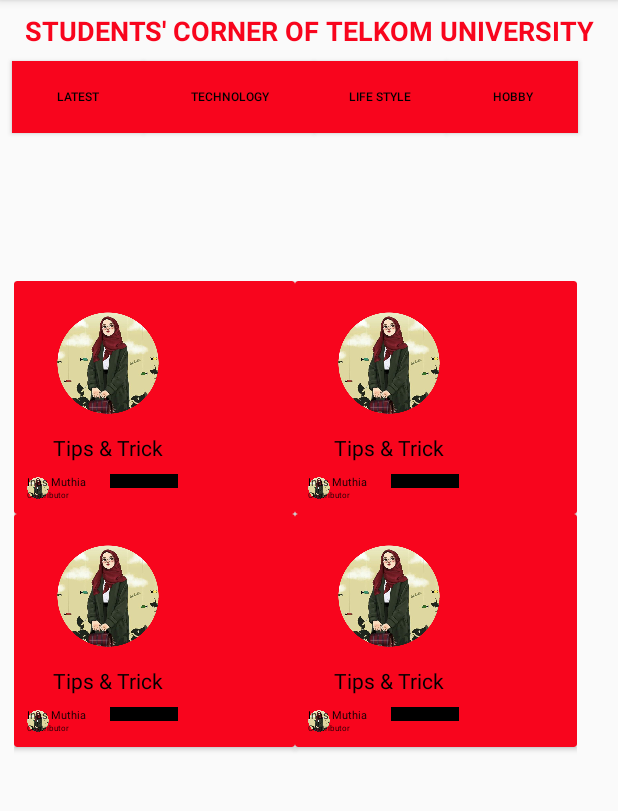
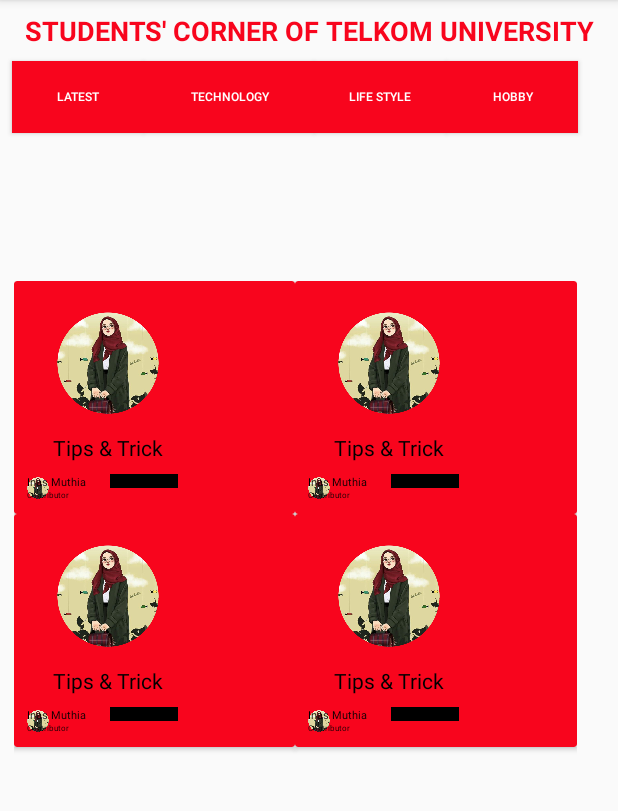
Before and after one commit to noparticularskill/RPL, an Android app: the StudentsCorner screen opened directly, with no data from a screen before it, on a phone screen of 412 x 824 dp, the part 84-895 px from its top. Run offline under Robolectric (Android 15) with nearby library versions, the light colour scheme and no system bars.

```diff
--- a/app/src/main/res/layout/activity_students_corner.xml
+++ b/app/src/main/res/layout/activity_students_corner.xml
@@ -29,7 +29,7 @@
         android:layout_marginTop="8dp"
         android:background="@color/colorAccent"
         android:text="Latest"
-        android:textColor="@color/colorPrimary"
+        android:textColor="@android:color/white"
         android:textSize="8sp"
         app:layout_constraintStart_toStartOf="parent"
         app:layout_constraintTop_toBottomOf="@+id/txtStudCorner" />
@@ -40,7 +40,7 @@
         android:layout_height="48dp"
         android:background="@color/colorAccent"
         android:text="Technology"
-        android:textColor="@color/colorPrimary"
+        android:textColor="@android:color/white"
         android:textSize="8sp"
         app:layout_constraintBaseline_toBaselineOf="@+id/btnLatest"
         app:layout_constraintStart_toEndOf="@+id/btnLatest" />
@@ -51,7 +51,7 @@
         android:layout_height="wrap_content"
         android:background="@color/colorAccent"
         android:text="Life Style"
-        android:textColor="@color/colorPrimary"
+        android:textColor="@android:color/white"
         android:textSize="8sp"
         app:layout_constraintBaseline_toBaselineOf="@+id/btnTech"
         app:layout_constraintStart_toEndOf="@+id/btnTech" />
@@ -63,7 +63,7 @@
         android:layout_marginEnd="8dp"
         android:background="@color/colorAccent"
         android:text="Hobby"
-        android:textColor="@color/colorPrimary"
+        android:textColor="@android:color/white"
         android:textSize="8sp"
         app:layout_constraintBaseline_toBaselineOf="@+id/btnLifeStyle"
         app:layout_constraintEnd_toEndOf="parent"
--- a/build.gradle
+++ b/build.gradle
@@ -7,7 +7,7 @@
         jcenter()
     }
     dependencies {
-        classpath 'com.android.tools.build:gradle:3.2.1'
+        classpath 'com.android.tools.build:gradle:3.3.1'
         classpath 'com.google.gms:google-services:4.2.0'
 
         // NOTE: Do not place your application dependencies here; they belong
```
Also changed, not shown: app/src/main/java/com/example/android/tel_unewsportal/MainActivity.java (+23 -0 lines), app/src/main/res/layout/activity_main.xml (+8 -8 lines).
